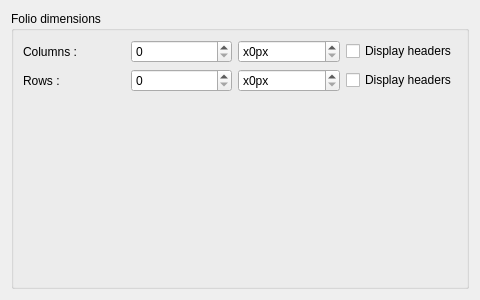
Above: sources/ui/borderpropertieswidget.ui from EmilOsvoll/qelectrotech-source-mirror before the change. Below: the same form after it.
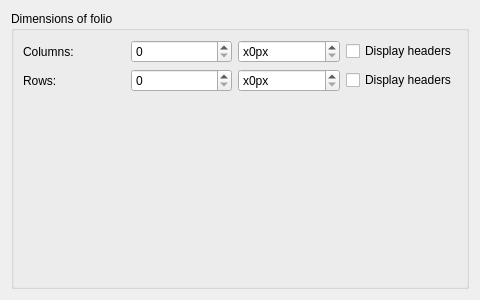
That is the form after the change.

Patch:
```diff
--- a/sources/ui/borderpropertieswidget.ui
+++ b/sources/ui/borderpropertieswidget.ui
@@ -17,7 +17,7 @@
    <item>
     <widget class="QGroupBox" name="border_gb">
      <property name="title">
-      <string>Folio dimensions</string>
+      <string>Dimensions of folio</string>
      </property>
      <layout class="QGridLayout" name="gridLayout">
       <item row="1" column="2">
@@ -52,7 +52,7 @@
       <item row="1" column="0">
        <widget class="QLabel" name="label_3">
         <property name="text">
-         <string>Rows :</string>
+         <string>Rows:</string>
         </property>
        </widget>
       </item>
@@ -69,7 +69,7 @@
       <item row="0" column="0">
        <widget class="QLabel" name="label_2">
         <property name="text">
-         <string>Columns :</string>
+         <string>Columns:</string>
         </property>
        </widget>
       </item>
```
Left out of the diff: 2 changed lines with no effect on the pictures.
